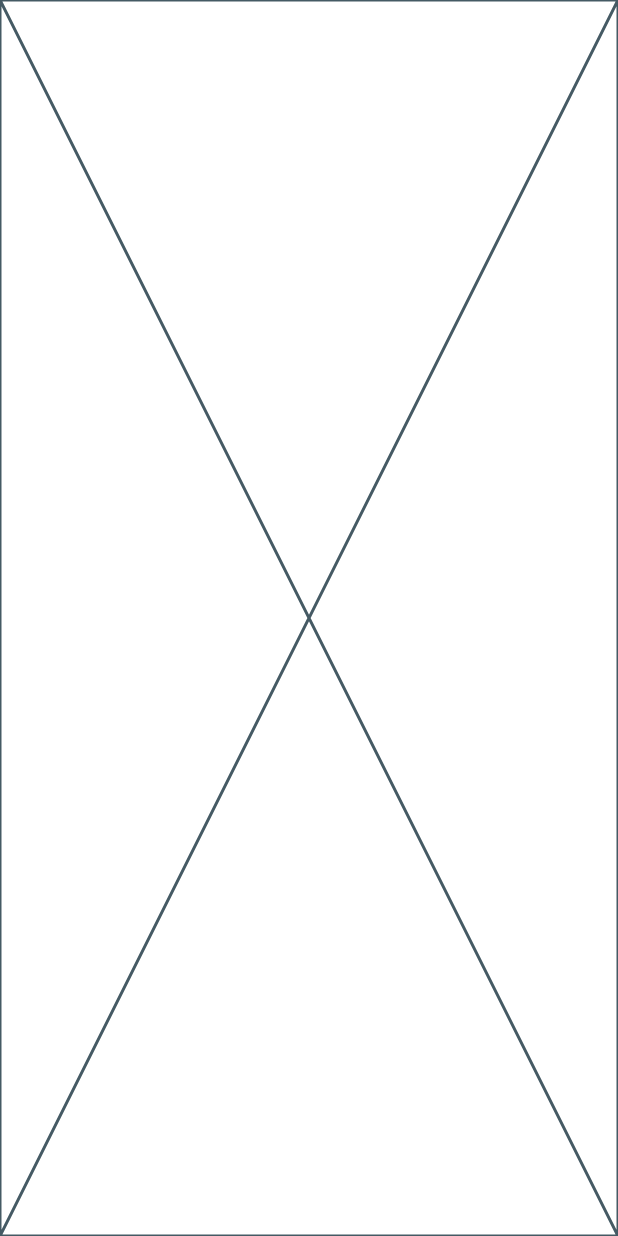
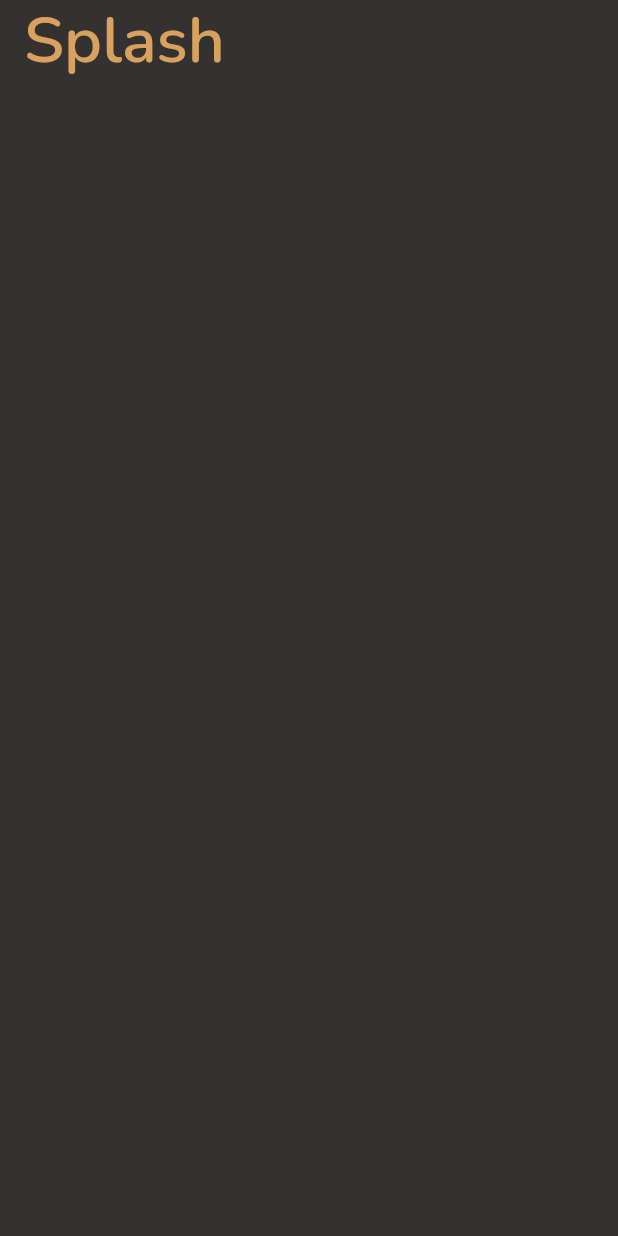
Before and after one commit to wael-saif23/idea-box-app, a Flutter app: the screen it shows after launch, on a phone screen of 412 x 824 dp. Run offline on Flutter 3.47's test engine with Material 3 defaults, Android fonts, the phone set to English and light mode, and no system bars.

Commit message:
create app theme class

```diff
--- a/lib/core/helper_functions/app_style.dart
+++ b/lib/core/helper_functions/app_style.dart
@@ -0,0 +1,14 @@
+import 'package:flutter/material.dart';
+import 'package:idea_box_app/core/utils/styles/app_colors.dart';
+import 'package:idea_box_app/core/utils/styles/app_fonts.dart';
+
+abstract class AppStyle {
+  static ThemeData? themeData() {
+    return ThemeData(
+        scaffoldBackgroundColor: AppColors.black,
+        appBarTheme: const AppBarTheme(
+            backgroundColor: AppColors.black,
+            elevation: 0,
+            titleTextStyle: AppFonts.NunitoSemiBold43));
+  }
+}
--- a/lib/main.dart
+++ b/lib/main.dart
@@ -1,6 +1,6 @@
 import 'package:flutter/material.dart';
 import 'package:idea_box_app/core/helper_functions/app_routes.dart';
-import 'package:idea_box_app/views/splash_view.dart';
+import 'package:idea_box_app/core/helper_functions/app_style.dart';
 
 void main() {
   runApp(const IdeaBoxApp());
@@ -9,14 +9,13 @@ void main() {
 class IdeaBoxApp extends StatelessWidget {
   const IdeaBoxApp({super.key});
 
-  // This widget is the root of your application.
   @override
   Widget build(BuildContext context) {
-    return const MaterialApp(
-
+    return MaterialApp(
+      debugShowCheckedModeBanner: false,
+      theme: AppStyle.themeData(),
       initialRoute: AppRoutes.splash,
       onGenerateRoute: AppRoutes.onGenerateRoute,
-      home: SplashView(),
     );
   }
 }
--- a/lib/views/splash_view.dart
+++ b/lib/views/splash_view.dart
@@ -5,6 +5,8 @@ class SplashView extends StatelessWidget {
 
   @override
   Widget build(BuildContext context) {
-    return const Placeholder();
+    return Scaffold(
+appBar: AppBar(title: const Text('Splash')),
+);
   }
 }
```
